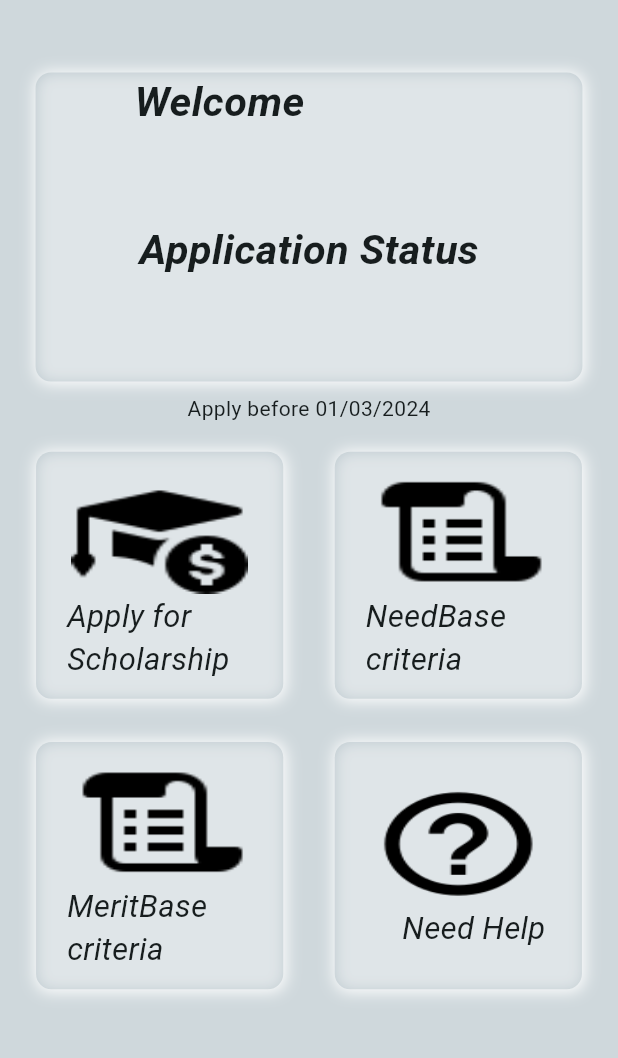
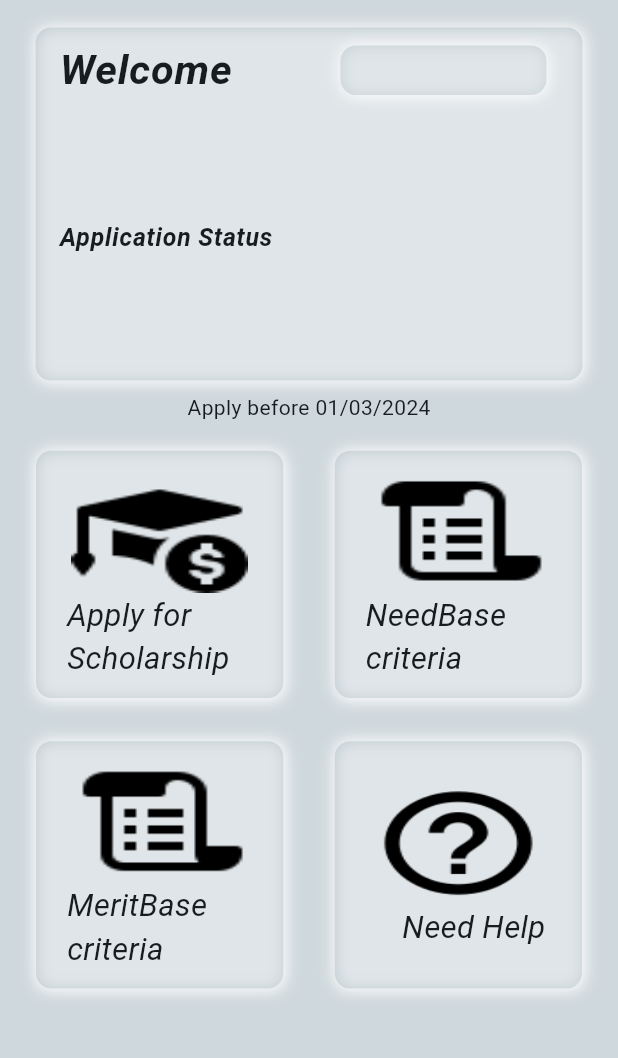
Before and after one commit to AbdulIslam001/FinancialAid, a Flutter app: the StudentDashBoard screen opened by its route, on a phone screen of 412 x 824 dp, the part 84-1142 px from its top. Run offline on Flutter 3.47's test engine with Material 3 defaults, Android fonts, the light colour scheme and no system bars; our stand-ins replace another_flushbar, carousel_slider, dio, file_picker, flutter_rating_bar, image_picker and 4 more; missing offline and left inert: insta_image_viewer; accounts and stored records are empty; network calls fail.

Commit message:
Info Container

```diff
--- a/lib/Components/InfoContainer.dart
+++ b/lib/Components/InfoContainer.dart
@@ -8,7 +8,8 @@ class InfoContainer extends StatelessWidget {
   String name;
   String aridNo;
   String status;
-  InfoContainer({super.key, required this.name,required this.aridNo,required this.status});
+  String session;
+  InfoContainer({super.key, required this.name,required this.session,required this.aridNo,required this.status});
 
   @override
   Widget build(BuildContext context) {
@@ -16,7 +17,7 @@ class InfoContainer extends StatelessWidget {
       padding: EdgeInsets.only( top: CustomSize().customHeight(context)/45),
       child: Center(
         child: Container(
-          height: CustomSize().customHeight(context)/4,
+          height: CustomSize().customHeight(context)/3.5,
           width: CustomSize().customWidth(context)/1.13,
           decoration: BoxDecoration(
             borderRadius: BorderRadius.circular(CustomSize().customHeight(context)/80),
@@ -33,20 +34,58 @@ class InfoContainer extends StatelessWidget {
           ),
           child:Column(
             children: [
-              Center(child: Text("Welcome                 ",style: TextStyle(fontSize: CustomSize().customHeight(context)/30,fontWeight: FontWeight.bold,fontStyle: FontStyle.italic),)),
-              Padding(
-                padding: EdgeInsets.only(left:CustomSize().customWidth(context)/4),
-                child: Center(child:Text(name,style: TextStyle(fontSize: CustomSize().customHeight(context)/40,fontStyle: FontStyle.italic),)),
-              ),
-              Padding(
+              Center(child:
+              ListTile(
+                title: Row(
+                  mainAxisAlignment: MainAxisAlignment.spaceBetween,
+                  children: [
+                    Text("Welcome",style: TextStyle(fontSize: CustomSize().customHeight(context)/30,fontWeight: FontWeight.bold,fontStyle: FontStyle.italic),),
+                    Container(
+                      height: CustomSize().customHeight(context)/25,
+                      width: CustomSize().customWidth(context)/3,
+                      decoration: BoxDecoration(
+                        borderRadius: BorderRadius.circular(CustomSize().customHeight(context)/80),
+                        color: Colors.blueGrey.withOpacity(0.2),
+                        boxShadow: [
+                          BoxShadow(
+                            color: Colors.white,
+                            spreadRadius: CustomSize().customHeight(context)/1000,
+                            blurRadius: CustomSize().customHeight(context)/100,
+                            offset: Offset(CustomSize().customHeight(context)/1400,
+                                CustomSize().customHeight(context)/1400),
+                          ),
+                        ],
+                      ),
+                      child:Center(child: Text(session,style: TextStyle(fontSize: CustomSize().customHeight(context)/70,fontStyle: FontStyle.italic),)),
+                    ),
+
+                  ],
+                ),
+                subtitle: Column(
+                  children: [
+                    Text(name,style: TextStyle(fontSize: CustomSize().customHeight(context)/40,fontStyle: FontStyle.italic),),
+                    Text(aridNo,style: TextStyle(fontSize: CustomSize().customHeight(context)/40,fontStyle: FontStyle.italic),),
+                  ],
+                ),
+              )),
+              /*Padding(
                 padding: EdgeInsets.only(left:CustomSize().customWidth(context)/4),
                 child:  Center(child: Text(aridNo,style: TextStyle(fontSize: CustomSize().customHeight(context)/40,fontStyle: FontStyle.italic),)),
+              ),*/
+              ListTile(
+                title:Text("Application Status",style: TextStyle(fontSize: CustomSize().customHeight(context)/50,fontWeight: FontWeight.bold,fontStyle: FontStyle.italic),) ,
+                subtitle: Row(
+                  mainAxisAlignment: MainAxisAlignment.spaceAround,
+                  children: [
+                    Text(status,style: TextStyle(fontSize: CustomSize().customHeight(context)/50,fontStyle: FontStyle.italic),),
+                  ],
+                ),
               ),
-              Center(child: Text("Application Status",style: TextStyle(fontSize: CustomSize().customHeight(context)/30,fontWeight: FontWeight.bold,fontStyle: FontStyle.italic),)),
+/*              Center(child: Text("Application Status",style: TextStyle(fontSize: CustomSize().customHeight(context)/30,fontWeight: FontWeight.bold,fontStyle: FontStyle.italic),)),
               Padding(
                 padding: EdgeInsets.only(left:CustomSize().customWidth(context)/4),
                 child: Center(child: Text(status,style: TextStyle(fontSize: CustomSize().customHeight(context)/40,fontStyle: FontStyle.italic),)),
-              ),
+              ),*/
             ],
           ),
         ),
--- a/lib/Views/Student/StudentDashBoard.dart
+++ b/lib/Views/Student/StudentDashBoard.dart
@@ -46,8 +46,6 @@ class _StudentDashBoardState extends State<StudentDashBoard> {
     }
   }
 
-
-
   Future<void> getStudentData() async {
     Response res = await StudentApiHandle().getStudentInfo();
     dynamic obj = jsonDecode(res.body);
@@ -72,6 +70,8 @@ class _StudentDashBoardState extends State<StudentDashBoard> {
       } else {
         applicationStatus = 'Not Submitted';
       }
+    }else if(res.statusCode==404){
+      applicationStatus = 'Not Submitted';
     }
   }
 
@@ -160,23 +160,28 @@ class _StudentDashBoardState extends State<StudentDashBoard> {
       body: SingleChildScrollView(
         child: Column(
           children: [
-            FutureBuilder(future: getSession(), builder: (context, snapshot) {
+           /* FutureBuilder(future: getSession(), builder: (context, snapshot) {
               return Padding(
                 padding: EdgeInsets.only(left:CustomSize().customWidth(context)/100),
                 child: Center(child: Text(session,style: TextStyle(fontSize: CustomSize().customHeight(context)/40,fontStyle: FontStyle.italic,),)),
               );
-            },),
+            },),*/
             FutureBuilder(
+              future: getSession(),
+              builder: (context, snapshot) {
+              return   FutureBuilder(
                 future: getStudentData(),
                 builder: (context, snapshot) {
                   return Consumer<StudentInfoViewModel>(
                     builder: (context, value, child) {
                       return InfoContainer(
+                          session: session,
                           name: name, aridNo: aridNo, status: applicationStatus);
                     },
                   );
                 },
-            ),
+              );
+            },),
             SizedBox(
               height: CustomSize().customHeight(context) / 100,
             ),
```
Lines whose indentation alone changed are shown as unchanged.
